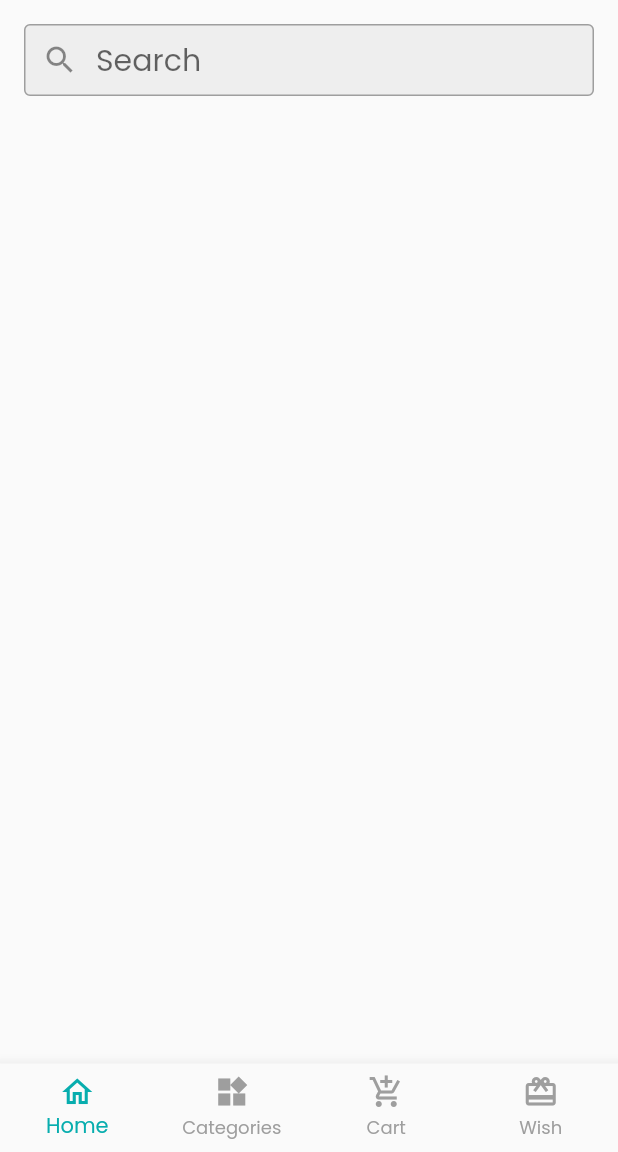
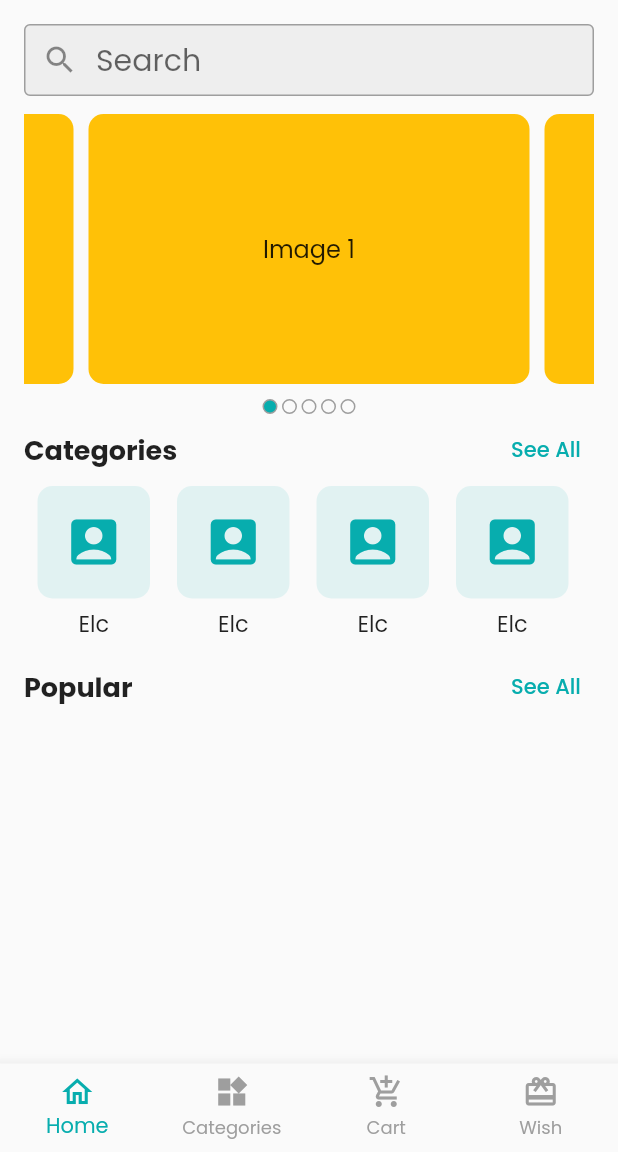
Before and after one commit to musfique113/CraftyBay, a Flutter app: the screen it shows after launch, on a phone screen of 412 x 824 dp, the part 84-1236 px from its top. Run offline on Flutter 3.47's test engine with Material 2 defaults, Android fonts, the phone set to English and light mode, and no system bars; drawn by our look-alikes of carousel_slider; our stand-ins replace flutter_svg, get, pin_code_fields, shared_preferences.

Commit message:
added the categories section in home screen

```diff
--- a/lib/presentation/ui/screens/bottom_nav_bar_screen.dart
+++ b/lib/presentation/ui/screens/bottom_nav_bar_screen.dart
@@ -14,11 +14,11 @@ class BottomNavbarScreen extends StatefulWidget {
 
 class _BottomNavbarScreenState extends State<BottomNavbarScreen> {
   int _selectedScreenIndex = 0;
-  final List<Widget> _screens = const [
-    HomeScreen(),
-    CategoriesScreen(),
-    CartScreen(),
-    WishScreen()
+  final List<Widget> _screens =  [
+    const HomeScreen(),
+    const CategoriesScreen(),
+    const CartScreen(),
+    const WishScreen()
   ];
 
   @override
--- a/lib/presentation/ui/screens/home_screen.dart
+++ b/lib/presentation/ui/screens/home_screen.dart
@@ -1,5 +1,7 @@
 import 'package:CraftyBay/presentation/utilities/app_colors.dart';
+import 'package:CraftyBay/presentation/utilities/custom_widgets/carousel_slider_home_screen.dart';
 import 'package:CraftyBay/presentation/utilities/custom_widgets/circular_icon_button.dart';
+import 'package:CraftyBay/presentation/utilities/custom_widgets/section_title_home_screen.dart';
 import 'package:CraftyBay/presentation/utilities/resources_path.dart';
 import 'package:flutter/material.dart';
 import 'package:flutter_svg/flutter_svg.dart';
@@ -64,6 +66,37 @@ class _HomeScreenState extends State<HomeScreen> {
                 style: const TextStyle(
                     fontSize: 20, color: AppColors.primaryColor),
               ),
+              const CustomCarouselSlider(),
+              SectionTitle(title: "Categories", onTap: () {}),
+              SizedBox(
+                height: 110,
+                child: ListView.builder(
+                  itemCount: 10,
+                  scrollDirection: Axis.horizontal,
+                  itemBuilder: (context, index) {
+                    return Column(
+                      children: [
+                        Container(
+                          margin: const EdgeInsets.symmetric(horizontal: 9),
+                          padding: const EdgeInsets.all(17.5),
+                          decoration: BoxDecoration(
+                              color: AppColors.primaryColor.withOpacity(0.1),borderRadius: BorderRadius.circular(10)),
+                          child: const Icon(
+                            Icons.account_box,
+                            size: 40,
+                            color: AppColors.primaryColor,
+                          ),
+                        ),
+                        const SizedBox(
+                          height: 5,
+                        ),
+                        const Text("Elc",style: TextStyle(fontSize: 15),)
+                      ],
+                    );
+                  },
+                ),
+              ),
+              SectionTitle(title: "Popular", onTap: () {}),
             ],
           ),
         ),
--- a/lib/presentation/utilities/custom_widgets/carousel_slider_home_screen.dart
+++ b/lib/presentation/utilities/custom_widgets/carousel_slider_home_screen.dart
@@ -33,9 +33,10 @@ class _CustomCarouselSliderState extends State<CustomCarouselSlider> {
                 return Container(
                     width: MediaQuery.of(context).size.width,
                     margin: const EdgeInsets.symmetric(horizontal: 5.0),
-                    decoration: const BoxDecoration(color: Colors.amber),
+                    decoration: BoxDecoration(color: Colors.amber,borderRadius: BorderRadius.circular(10.0)),
+                    alignment: Alignment.center,
                     child: Text(
-                      'text $i',
+                      'Image $i',
                       style: const TextStyle(fontSize: 16.0),
                     ));
               },
--- /dev/null
+++ b/lib/presentation/utilities/custom_widgets/section_title_home_screen.dart
@@ -0,0 +1,20 @@
+import 'package:flutter/material.dart';
+
+class SectionTitle extends StatelessWidget {
+  const SectionTitle({super.key, required this.title, required this.onTap});
+
+  final String title;
+  final VoidCallback onTap;
+
+  @override
+  Widget build(BuildContext context) {
+    return Row(
+      mainAxisAlignment: MainAxisAlignment.spaceBetween,
+      children: [
+        Text(title,style: const TextStyle(fontSize: 18,fontWeight: FontWeight.bold),),
+        const Spacer(),
+        TextButton(onPressed: onTap, child:const Text("See All"))
+      ],
+    );
+  }
+}
```
